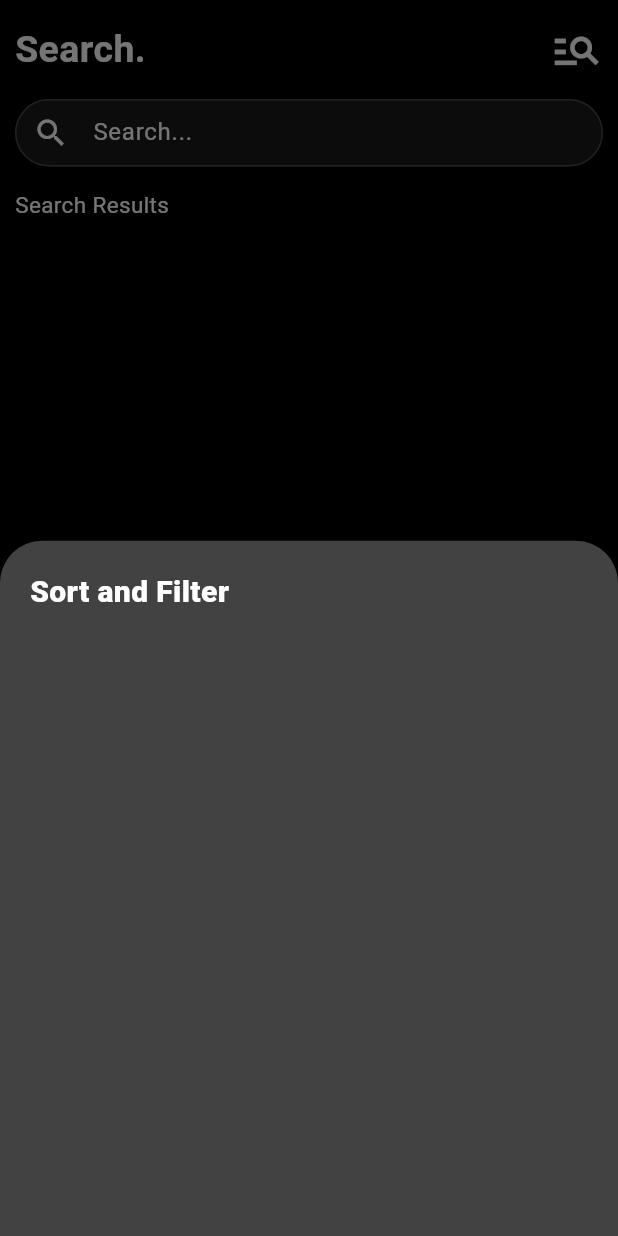
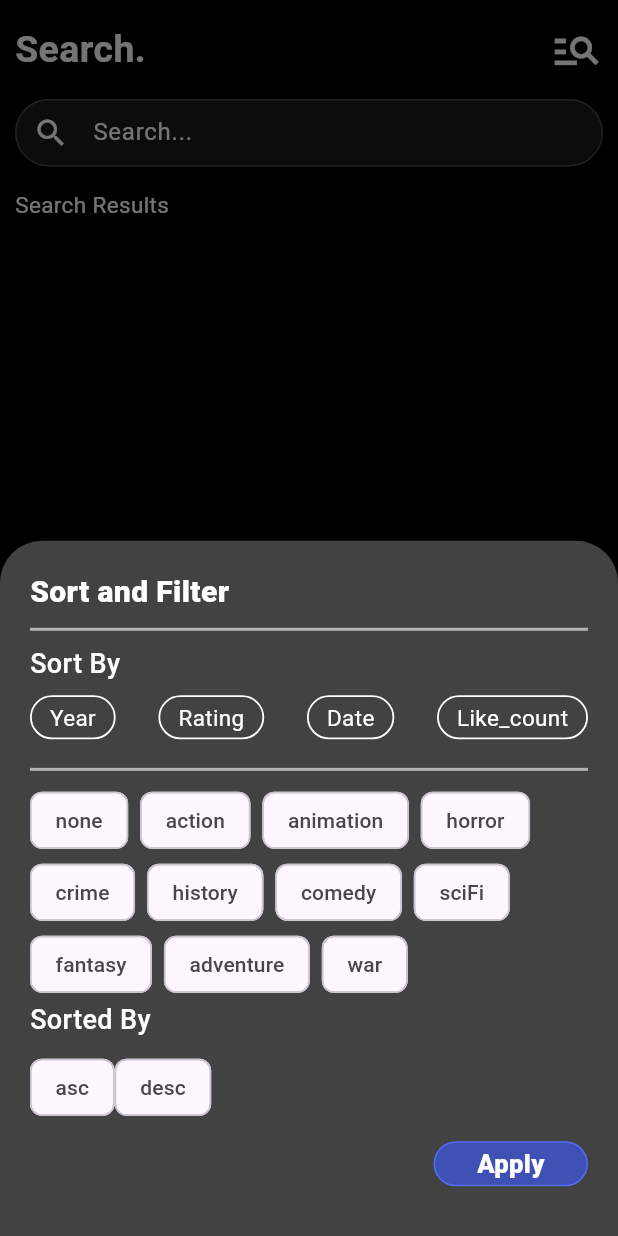
Before and after one commit to Rayhan1546/fluttermovieapp, a Flutter app: the SearchPageUi screen opened directly, after a tap on the "manage search" icon, on a phone screen of 412 x 824 dp. Run offline on Flutter 3.47's test engine with Material 3 defaults, Android fonts, the phone set to English and light mode, and no system bars; our stand-ins replace shared_preferences, shimmer; accounts and stored records are empty; generated files the repository leaves out were written again; network calls fail.

Commit message:
Search filter is added

```diff
--- a/lib/features/movie_details/widgets/box_shape_text.dart
+++ b/lib/features/movie_details/widgets/box_shape_text.dart
@@ -23,7 +23,7 @@ class BoxShapeText extends StatelessWidget {
             child: Text(
               text,
               style: const TextStyle(
-                color: Colors.white, // Color of the text
+                color: Colors.white,
                 fontSize: 12,
               ),
             ),
--- a/lib/features/search_page/filter_page/filter_page_ui.dart
+++ b/lib/features/search_page/filter_page/filter_page_ui.dart
@@ -1,20 +1,158 @@
 import 'package:flutter/material.dart';
-import 'package:flutter/widgets.dart';
+import 'package:mymovieapp/features/search_page/filter_page/filter_page_viewmodel.dart';
+import 'package:mymovieapp/features/search_page/filter_page/widgets/box_container_text.dart';
 
 class FilterPageUi {
   static void showFilterModal(BuildContext context) {
+    FilterPageViewmodel viewmodel = FilterPageViewmodel.getInstance();
     showModalBottomSheet<void>(
       context: context,
       backgroundColor: Colors.grey[800],
       builder: (BuildContext context) {
-        return Container(
-          width: MediaQuery.of(context).size.width,
-          padding: EdgeInsets.all(20),
-          child: Column(
-            crossAxisAlignment: CrossAxisAlignment.start,
-            children: [
-              Text('Sort and Filter', style: TextStyle(fontSize: 20, color: Colors.white, fontWeight: FontWeight.w800),)
-            ],
+        return SingleChildScrollView(
+          child: Container(
+            width: MediaQuery.of(context).size.width,
+            height: MediaQuery.of(context).size.height,
+            padding: const EdgeInsets.all(20),
+            child: Column(
+              crossAxisAlignment: CrossAxisAlignment.start,
+              children: [
+                const Text(
+                  'Sort and Filter',
+                  style: TextStyle(
+                      fontSize: 20,
+                      color: Colors.white,
+                      fontWeight: FontWeight.w800),
+                ),
+                const Divider(
+                  color: Colors.white60,
+                  height: 20,
+                  thickness: 2,
+                ),
+                const Text(
+                  'Sort By',
+                  style: TextStyle(
+                      fontSize: 18,
+                      color: Colors.white,
+                      fontWeight: FontWeight.w500),
+                ),
+                const SizedBox(
+                  height: 8,
+                ),
+                Row(
+                  crossAxisAlignment: CrossAxisAlignment.start,
+                  mainAxisAlignment: MainAxisAlignment.spaceBetween,
+                  children: [
+                    InkWell(
+                      onTap: () {},
+                      child: BoxContainerText(
+                        text: 'Year',
+                      ),
+                    ),
+                    InkWell(
+                      onTap: () {},
+                      child: BoxContainerText(text: 'Rating'),
+                    ),
+                    InkWell(
+                      onTap: () {},
+                      child: BoxContainerText(text: 'Date'),
+                    ),
+                    InkWell(
+                      onTap: () {},
+                      child: BoxContainerText(text: 'Like_count'),
+                    ),
+                  ],
+                ),
+                const SizedBox(
+                  height: 10,
+                ),
+                const Divider(
+                  color: Colors.white60,
+                  height: 20,
+                  thickness: 2,
+                ),
+                ValueListenableBuilder(
+                    valueListenable: viewmodel.genreFilters,
+                    builder: (context, value, _) {
+                      return Wrap(
+                        direction: Axis.horizontal,
+                        spacing: 8.0,
+                        children: value
+                            .map((e) => ChoiceChip(
+                                  label: Text(e.genre.name),
+                                  selected: e.isSelected,
+                                  onSelected: (isSelected) {
+                                    viewmodel.onClickedGenreFilter(
+                                      e,
+                                      isSelected,
+                                    );
+                                  },
+                                ))
+                            .toList(),
+                      );
+                    }),
+                const Text(
+                  'Sorted By',
+                  style: TextStyle(
+                      fontSize: 18,
+                      color: Colors.white,
+                      fontWeight: FontWeight.w500),
+                ),
+                const SizedBox(
+                  height: 8,
+                ),
+                ValueListenableBuilder(
+                  valueListenable: viewmodel.sortBy,
+                  builder: (context, value, _) {
+                    return Row(
+                        children: SortBy.values
+                        .where((e) => e != SortBy.none)
+                            .map(
+                              (e) => ChoiceChip(
+                                label: Text(e.name),
+                                selected: e.name == value.name,
+                                onSelected: (isSelected) {
+                                  viewmodel.onChangedSortBy(e);
+                                },
+                              ),
+                            )
+                            .toList());
+                  },
+                ),
+                const SizedBox(
+                  height: 12,
+                ),
+                Align(
+                  alignment: Alignment.bottomRight,
+                  child: Container(
+                    height: 30,
+                    width: MediaQuery.of(context).size.width / 4,
+                    decoration: BoxDecoration(
+                      color: Colors.indigo,
+                      border: Border.all(
+                        color:
+                            Colors.indigoAccent, // Border color// Border width
+                      ),
+                      borderRadius: BorderRadius.circular(100),
+                    ),
+                    child: InkWell(
+                      onTap: () {
+                        print("Apply");
+                      },
+                      child: const Center(
+                        child: Text(
+                          'Apply',
+                          style: TextStyle(
+                              color: Colors.white,
+                              fontSize: 17,
+                              fontWeight: FontWeight.w800),
+                        ),
+                      ),
+                    ),
+                  ),
+                )
+              ],
+            ),
           ),
         );
       },
--- /dev/null
+++ b/lib/features/search_page/filter_page/filter_page_viewmodel.dart
@@ -0,0 +1,71 @@
+import 'package:flutter/cupertino.dart';
+
+class FilterPageViewmodel {
+  static FilterPageViewmodel? filterPageViewmodel;
+
+  static FilterPageViewmodel getInstance() {
+    filterPageViewmodel ??= FilterPageViewmodel();
+    return filterPageViewmodel!;
+  }
+
+  ValueNotifier<SortBy> sortBy = ValueNotifier(SortBy.none);
+
+  void onChangedSortBy(SortBy sortBy) {
+    this.sortBy.value = sortBy;
+  }
+
+  ValueNotifier<List<GenreFilterModel>> genreFilters = ValueNotifier(Genre
+      .values
+      .map((e) => GenreFilterModel(genre: e, isSelected: false))
+      .toList());
+
+  void onClickedGenreFilter(GenreFilterModel model, isSelected) {
+    //GenreFilterModel? genreFilter = genreFilters.value.firstWhere((e) => e == model);
+    model.isSelected = isSelected;
+    genreFilters.value = [...genreFilters.value];
+  }
+
+  List<String> get selectedGenreString {
+    return genreFilters.value
+        .where((e) => e.isSelected)
+        .map((e) => e.genre.name)
+        .toList();
+  }
+}
+
+enum SortBy { none, asc, desc }
+
+class GenreFilterModel {
+  Genre genre;
+  bool isSelected;
+
+  GenreFilterModel({
+    required this.genre,
+    required this.isSelected,
+  });
+}
+
+enum Genre {
+  none,
+  action,
+  animation,
+  horror,
+  crime,
+  history,
+  comedy,
+  sciFi,
+  fantasy,
+  adventure,
+  war;
+
+  String getName() {
+    switch (this) {
+      case Genre.none:
+        return "";
+      case Genre.action:
+        return "Action";
+      default:
+        return "Sci-FI";
+    }
+  }
+}
--- /dev/null
+++ b/lib/features/search_page/filter_page/widgets/box_container_text.dart
@@ -0,0 +1,46 @@
+import 'package:flutter/material.dart';
+
+class BoxContainerText extends StatelessWidget {
+  final String text;
+  final bool? isSelected;
+  final VoidCallback? onClicked;
+
+  const BoxContainerText({
+    super.key,
+    required this.text,
+    this.isSelected = false,
+    this.onClicked
+  });
+
+  @override
+  Widget build(BuildContext context) {
+    return Container(
+      decoration: BoxDecoration(
+        color: (isSelected == true)? Colors.black : Colors.transparent,
+        border: Border.all(
+          color: Colors.white, // Border color
+          width: 1.2, // Border width
+        ),
+        borderRadius: BorderRadius.circular(100),
+      ),
+      child: InkWell(
+        hoverColor: Colors.grey,
+        onTap: onClicked,
+        child: Center(
+          child: Container(
+            padding: const EdgeInsets.fromLTRB(12, 3, 12, 3),
+            child: Center(
+              child: Text(
+                text,
+                style: const TextStyle(
+                  color: Colors.white,
+                  fontSize: 15,
+                ),
+              ),
+            ),
+          ),
+        ),
+      ),
+    );
+  }
+}
--- a/lib/main.dart
+++ b/lib/main.dart
@@ -24,7 +24,7 @@ class MyApp extends StatelessWidget {
             theme: ThemeData(
               primarySwatch: Colors.green,
             ),
-            home: PageTransitionUi(),
+            home: SearchPageUi(),
             localizationsDelegates: AppLocalizations.localizationsDelegates,
             supportedLocales: AppLocalizations.supportedLocales,
             locale: Locale.fromSubtags(
```
